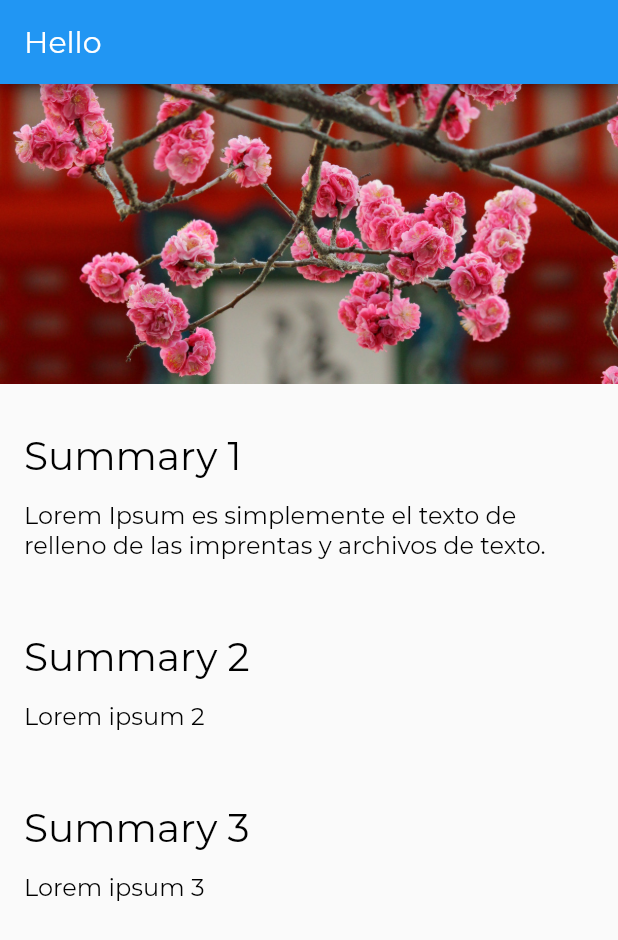
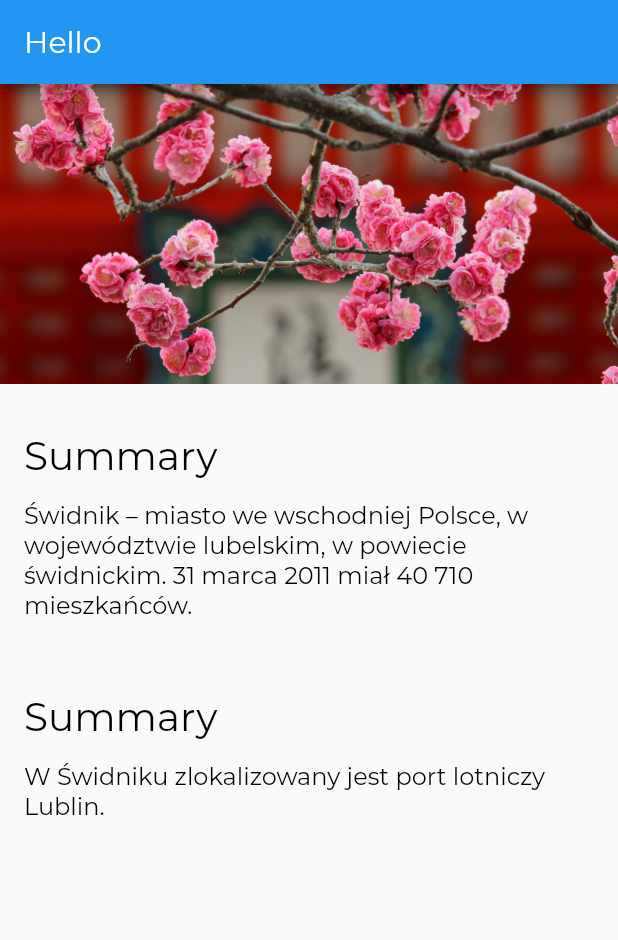
Before and after one commit to Coolerhino/flutter-testapp, a Flutter app: the screen it shows after launch, on a phone screen of 412 x 824 dp. Shown: the top 940 px of the screen. Run offline on Flutter 3.47's test engine with Material 2 defaults, Android fonts, the phone set to English and light mode, and no system bars.

Commit message:
Added models and simple mockup

```diff
--- /dev/null
+++ b/lib/models/location.dart
@@ -0,0 +1,20 @@
+import 'location_fact.dart';
+
+class Location {
+  String name;
+  String imagePath;
+  final List<LocationFact> facts;
+
+  Location(this.name, this.imagePath, this.facts);
+
+  static List<Location> fetchAll() {
+    return [
+      Location('Świdnik', 'assets/images/kiyomizu-dera.jpg', [
+        LocationFact('Summary',
+            'Świdnik – miasto we wschodniej Polsce, w województwie lubelskim, w powiecie świdnickim. 31 marca 2011 miał 40 710 mieszkańców.'),
+        LocationFact(
+            'Summary', 'W Świdniku zlokalizowany jest port lotniczy Lublin.')
+      ]),
+    ];
+  }
+}
--- /dev/null
+++ b/lib/models/location_fact.dart
@@ -0,0 +1,6 @@
+class LocationFact{
+  final String title;
+  final String text;
+
+  LocationFact(this.title, this.text);
+}
--- a/lib/screens/home/location_detail.dart
+++ b/lib/screens/home/location_detail.dart
@@ -1,10 +1,14 @@
 import 'package:flutter/material.dart';
 import 'image_banner.dart';
 import 'text_section.dart';
+import '../../models/location.dart';
 
-class LocationDetail extends StatelessWidget{
+class LocationDetail extends StatelessWidget {
   @override
-  Widget build(BuildContext context){
+  Widget build(BuildContext context) {
+    final locations = Location.fetchAll();
+    final location = locations.first;
+
     return Scaffold(
         appBar: AppBar(
           title: Text('Hello'),
@@ -12,13 +16,15 @@ class LocationDetail extends StatelessWidget{
         body: Column(
             mainAxisAlignment: MainAxisAlignment.start,
             crossAxisAlignment: CrossAxisAlignment.stretch,
-        children:[
+            children: [
               ImageBanner("assets/images/kiyomizu-dera.jpg"),
-          TextSection("Summary 1", "Lorem Ipsum es simplemente el texto de relleno de las imprentas y archivos de texto."),
-          TextSection("Summary 2", "Lorem ipsum 2"),
-          TextSection("Summary 3", "Lorem ipsum 3"),
-        ]
-      )
+            ]..addAll(textSections(location)))
     );
   }
+
+  List<Widget> textSections(Location location) {
+    return location.facts
+        .map((fact) => TextSection(fact.title, fact.text))
+        .toList();
   }
+}
```
Lines whose indentation alone changed are shown as unchanged.
